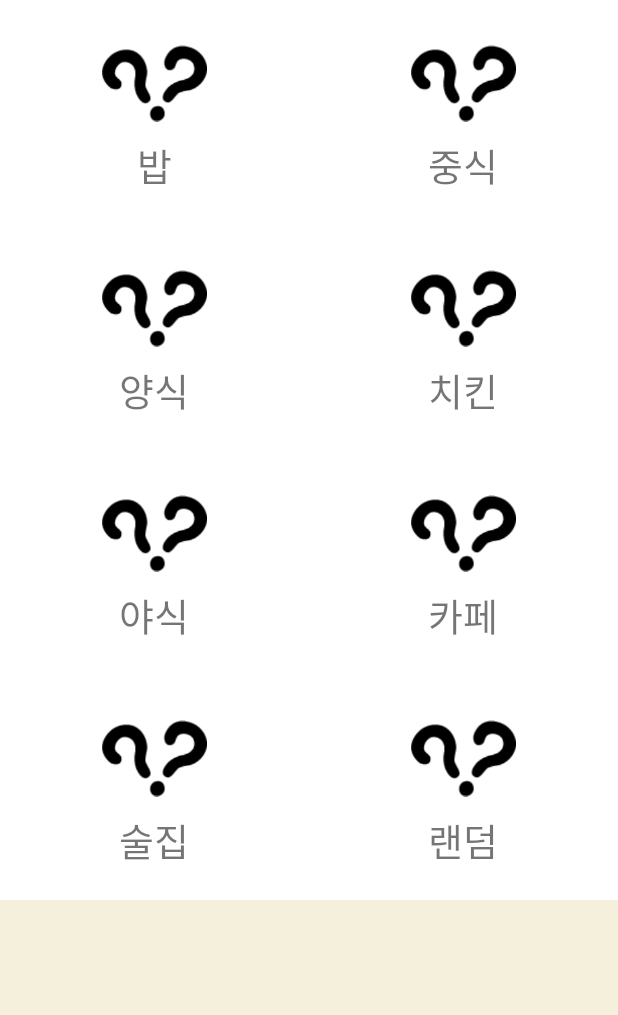
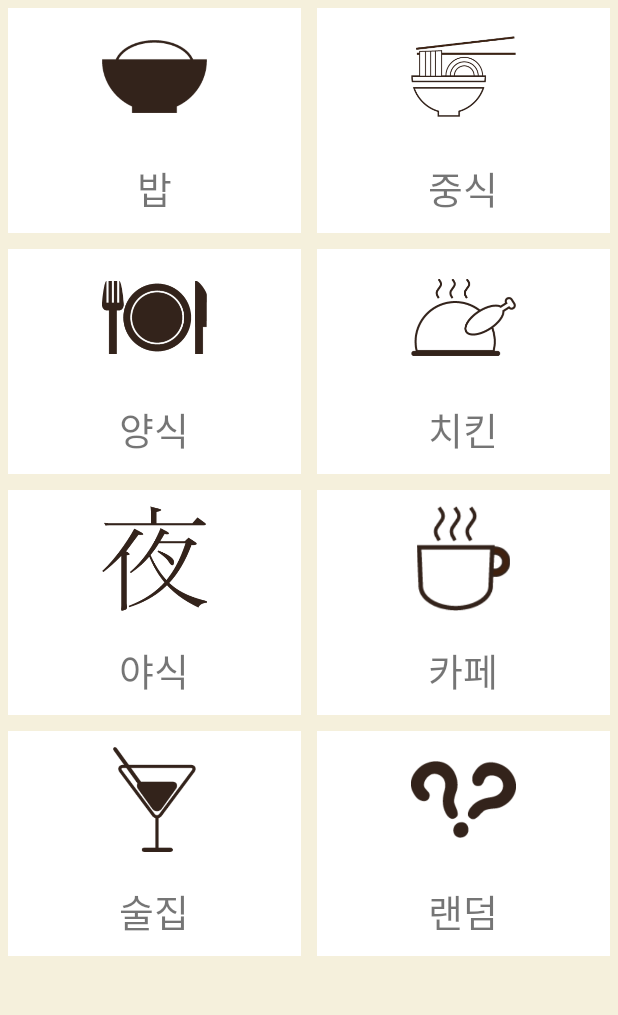
Before and after one commit to meajireview/meajireview, an Android app: the screen it shows after launch (MainActivity), on a phone screen of 412 x 824 dp, the part 84-1099 px from its top. Run offline under Robolectric (Android 15) with nearby library versions, the phone set to English and light mode, and no system bars; our stand-ins replace ButterKnife; Roboto replaces fonts that are not available here; 1 statement that could not run was skipped.

Commit message:
1. main icon 추가 2. 추천/랜덤 페이지 생성(Viewpager로 추가)

```diff
--- a/app/src/main/AndroidManifest.xml
+++ b/app/src/main/AndroidManifest.xml
@@ -11,6 +11,12 @@
 
         <activity android:name=".activity.MainActivity"
             android:screenOrientation="portrait"/>
+        <activity android:name=".activity.RecommendActivity"
+            android:screenOrientation="portrait">
+            <meta-data
+                android:name="android.support.PARENT_ACTIVITY"
+                android:value=".activity.MainActivity"/>
+        </activity>
 
         <activity android:name=".activity.SearchActivity"
             android:windowSoftInputMode="adjustResize"
--- a/app/src/main/java/com/meajireview/meajireview_android/activity/MainActivity.java
+++ b/app/src/main/java/com/meajireview/meajireview_android/activity/MainActivity.java
@@ -91,15 +91,6 @@ public class MainActivity extends AppCompatActivity {
             if (cursor != null) cursor.close();
         }
 
-      /*  items.add(new CategoryItem("밥"));
-        items.add(new CategoryItem("중식"));
-        items.add(new CategoryItem("양식"));
-        items.add(new CategoryItem("치킨"));
-        items.add(new CategoryItem("야식"));
-        items.add(new CategoryItem("카페"));
-        items.add(new CategoryItem("술집"));
-        items.add(new CategoryItem("랜덤"));
-*/
         makeDrawerHeader();
         recyclerView.setAdapter(new CategoryAdapter(getApplicationContext(),items));
     }
--- a/app/src/main/java/com/meajireview/meajireview_android/adapter/CategoryAdapter.java
+++ b/app/src/main/java/com/meajireview/meajireview_android/adapter/CategoryAdapter.java
@@ -3,18 +3,16 @@ package com.meajireview.meajireview_android.adapter;
 import android.content.Context;
 import android.content.Intent;
 import android.graphics.Typeface;
-import android.support.v7.widget.CardView;
 import android.support.v7.widget.RecyclerView;
-import android.util.Log;
 import android.view.LayoutInflater;
 import android.view.View;
 import android.view.ViewGroup;
 import android.widget.FrameLayout;
-import android.widget.LinearLayout;
+import android.widget.ImageView;
 import android.widget.TextView;
-import android.widget.Toast;
 
 import com.meajireview.meajireview_android.R;
+import com.meajireview.meajireview_android.activity.RecommendActivity;
 import com.meajireview.meajireview_android.activity.ShopListActivity;
 import com.meajireview.meajireview_android.item.CategoryItem;
 
@@ -48,10 +46,41 @@ public class CategoryAdapter extends RecyclerView.Adapter {
         Typeface typeFace = Typeface.createFromAsset(context.getAssets(), "fonts/BMJUA_ttf.ttf");
         ((ViewHolder)holder).txtCategory.setTypeface(typeFace);
 
+        switch (item.getCategory()){
+            case "밥":
+                ((ViewHolder)holder).imageIcon.setImageResource(R.drawable.rice);
+                break;
+            case "중식":
+                ((ViewHolder)holder).imageIcon.setImageResource(R.drawable.chiness);
+                break;
+            case "양식":
+                ((ViewHolder)holder).imageIcon.setImageResource(R.drawable.western);
+                break;
+            case "치킨":
+                ((ViewHolder)holder).imageIcon.setImageResource(R.drawable.chicken);
+                break;
+            case "야식":
+                ((ViewHolder)holder).imageIcon.setImageResource(R.drawable.night);
+                break;
+            case "카페":
+                ((ViewHolder)holder).imageIcon.setImageResource(R.drawable.cafe);
+                break;
+            case "술집":
+                ((ViewHolder)holder).imageIcon.setImageResource(R.drawable.alcohol);
+                break;
+            case "랜덤":
+                ((ViewHolder)holder).imageIcon.setImageResource(R.drawable.random);
+                break;
+        }
+
         ((ViewHolder)holder).container.setOnClickListener(new View.OnClickListener() {
             @Override
             public void onClick(View v) {
-                Intent intent=new Intent(context.getApplicationContext(), ShopListActivity.class);
+                Intent intent;
+                if(item.getCategory().equals("랜덤") || item.getCategory().equals("추천"))
+                    intent=new Intent(context.getApplicationContext(), RecommendActivity.class);
+                else
+                    intent=new Intent(context.getApplicationContext(), ShopListActivity.class);
                 intent.putExtra("category",""+item.getCategory());
                 intent.setFlags(Intent.FLAG_ACTIVITY_NEW_TASK);
                 context.startActivity(intent);
@@ -71,9 +100,11 @@ public class CategoryAdapter extends RecyclerView.Adapter {
     public class ViewHolder extends RecyclerView.ViewHolder{
         TextView txtCategory;
         FrameLayout container;
+        ImageView imageIcon;
 
         public ViewHolder(View itemView) {
             super(itemView);
+            imageIcon = (ImageView)itemView.findViewById(R.id.icon);
             container = (FrameLayout)itemView.findViewById(R.id.container);
             txtCategory = (TextView)itemView.findViewById(R.id.txtCategory);
         }
--- a/app/src/main/res/layout/item_category.xml
+++ b/app/src/main/res/layout/item_category.xml
@@ -3,6 +3,7 @@
     android:layout_width="match_parent"
     android:layout_height="150dp"
     android:background="@color/white"
+    android:layout_margin="5dp"
     android:id="@+id/container">
         <LinearLayout
             android:layout_width="wrap_content"
@@ -10,9 +11,10 @@
             android:orientation="vertical"
             android:layout_gravity="center">
                 <ImageView
+                    android:id="@+id/icon"
                     android:layout_width="70dp"
                     android:layout_height="70dp"
-                    android:src="@drawable/random"/>
+                    android:layout_marginBottom="20dp"/>
                 <TextView
                     android:id="@+id/txtCategory"
                     android:layout_width="wrap_content"
```
Also changed, not shown: app/src/main/java/com/meajireview/meajireview_android/Fragment/RecommendFragment.java (added, +28 -0 lines), app/src/main/java/com/meajireview/meajireview_android/activity/RecommendActivity.java (added, +71 -0 lines), app/src/main/res/layout/activity_recommend.xml (added, +13 -0 lines), app/src/main/res/layout/fragment_recommnend.xml (added, +28 -0 lines), app/src/main/res/drawable/alcohol.png (added), app/src/main/res/drawable/cafe.png (added), app/src/main/res/drawable/chicken.png (added), app/src/main/res/drawable/chiness.png (added), app/src/main/res/drawable/night.png (added), app/src/main/res/drawable/random.png, app/src/main/res/drawable/recommend.png (added), app/src/main/res/drawable/rice.png (added), app/src/main/res/drawable/western.png (added).
